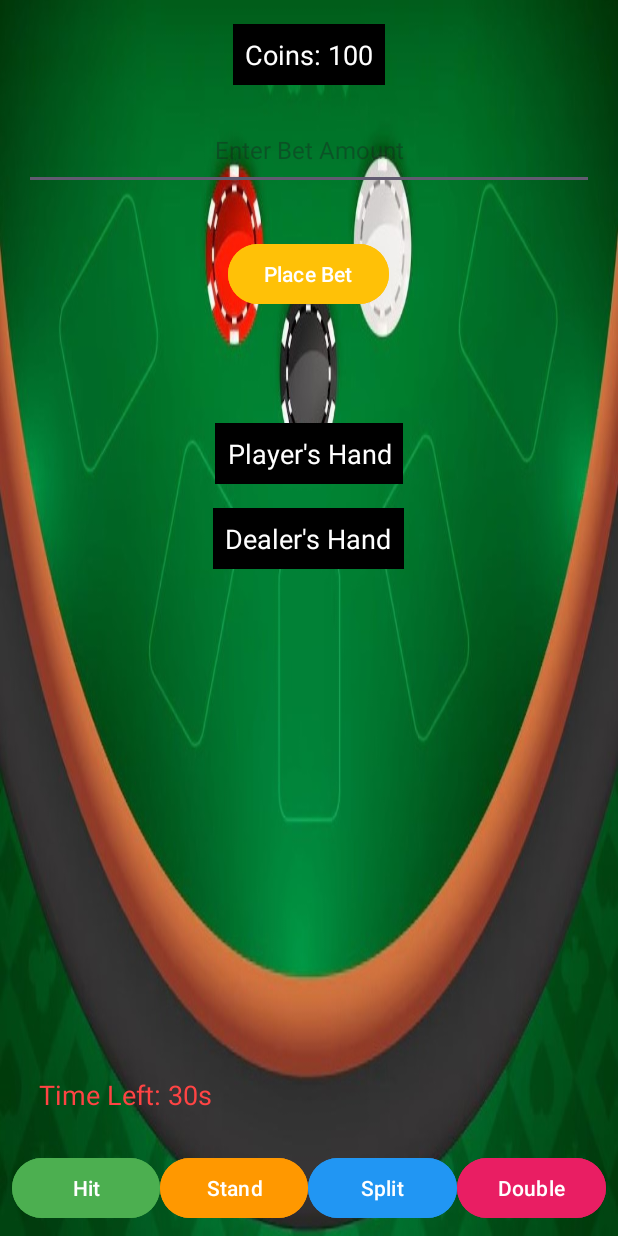
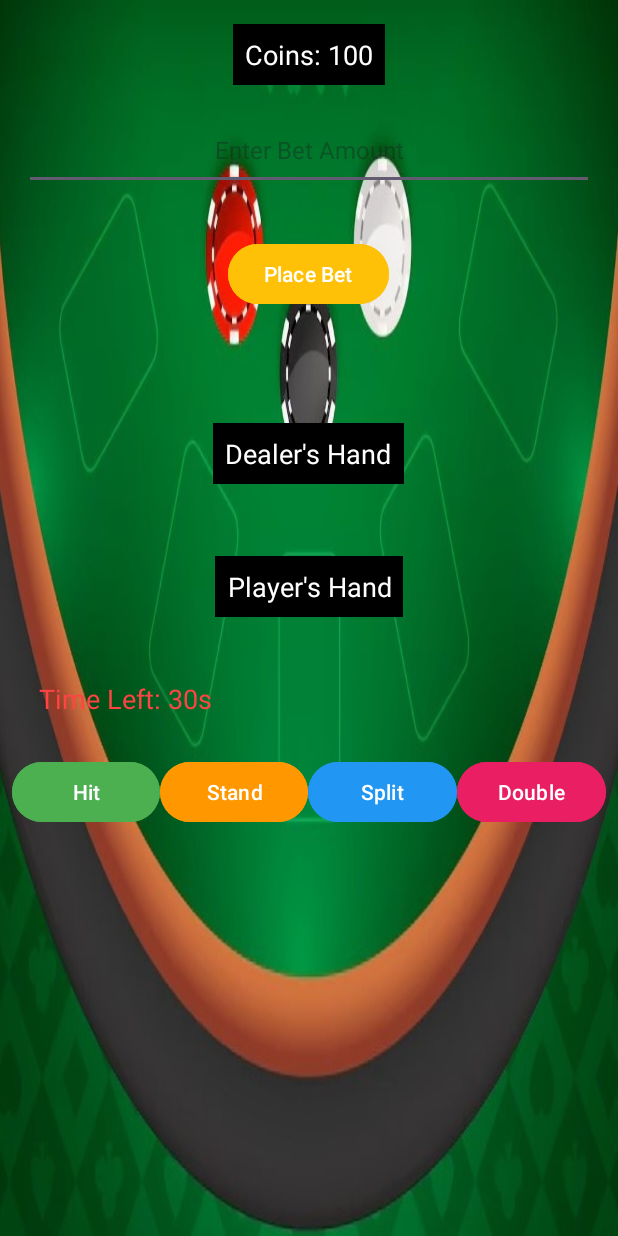
Before and after one commit to roro3434001/roms-blackjack-project-new, an Android app: the Gameplay screen opened directly, with no data from a screen before it, on a phone screen of 412 x 824 dp. Run offline under Robolectric (Android 15) with nearby library versions, the phone set to English and light mode, and no system bars; our stand-ins replace Firebase (no records; nobody signed in at launch, a user with empty details on screens opened directly).

Commit message:
update 19/3 late

```diff
--- a/app/src/main/res/layout/activity_gameplay.xml
+++ b/app/src/main/res/layout/activity_gameplay.xml
@@ -59,6 +59,30 @@
         android:gravity="center"
         android:textSize="14sp"/>
 
+    <!-- Display Dealer's Hand -->
+    <TextView
+        android:id="@+id/dealerHandTextView"
+        android:layout_width="wrap_content"
+        android:layout_height="wrap_content"
+        android:text="Dealer's Hand"
+        android:textSize="18sp"
+        android:layout_marginTop="16dp"
+        android:padding="8dp"
+        android:textColor="#ffffff"
+        android:gravity="center"
+        android:background="#000000"
+        android:layout_gravity="center"/>
+
+    <!-- Dealer's Hand Container -->
+    <LinearLayout
+        android:id="@+id/dealerHandContainer"
+        android:layout_width="match_parent"
+        android:layout_height="wrap_content"
+        android:orientation="horizontal"
+        android:gravity="center"
+        android:padding="16dp">
+    </LinearLayout>
+
     <!-- Display Player's Hand -->
     <TextView
         android:id="@+id/playerHandTextView"
@@ -73,30 +97,15 @@
         android:background="#000000"
         android:layout_gravity="center"/>
 
-    <!-- Display Dealer's Hand -->
-    <TextView
-        android:id="@+id/dealerHandTextView"
-        android:layout_width="wrap_content"
+    <!-- Player's Hand Container -->
+    <LinearLayout
+        android:id="@+id/playerHandContainer"
+        android:layout_width="match_parent"
         android:layout_height="wrap_content"
-        android:text="Dealer's Hand"
-        android:textSize="18sp"
-        android:layout_marginTop="16dp"
-        android:padding="8dp"
-        android:textColor="#ffffff"
-        android:gravity="center"
-        android:background="#000000"
-        android:layout_gravity="center"/>
-
-    <!-- Game Area (where cards will be shown) -->
-    <FrameLayout
-        android:id="@+id/game_area"
-        android:layout_width="match_parent"
-        android:layout_height="0dp"
-        android:layout_weight="1"
+        android:orientation="horizontal"
         android:gravity="center"
         android:padding="16dp">
-        <!-- Cards and dealer/player hands go here -->
-    </FrameLayout>
+    </LinearLayout>
 
     <!-- Countdown Timer TextView (placed just above the buttons) -->
     <TextView
```
Also changed, not shown: app/src/main/java/com/example/romsproject/Gameplay.java (+79 -19 lines).
